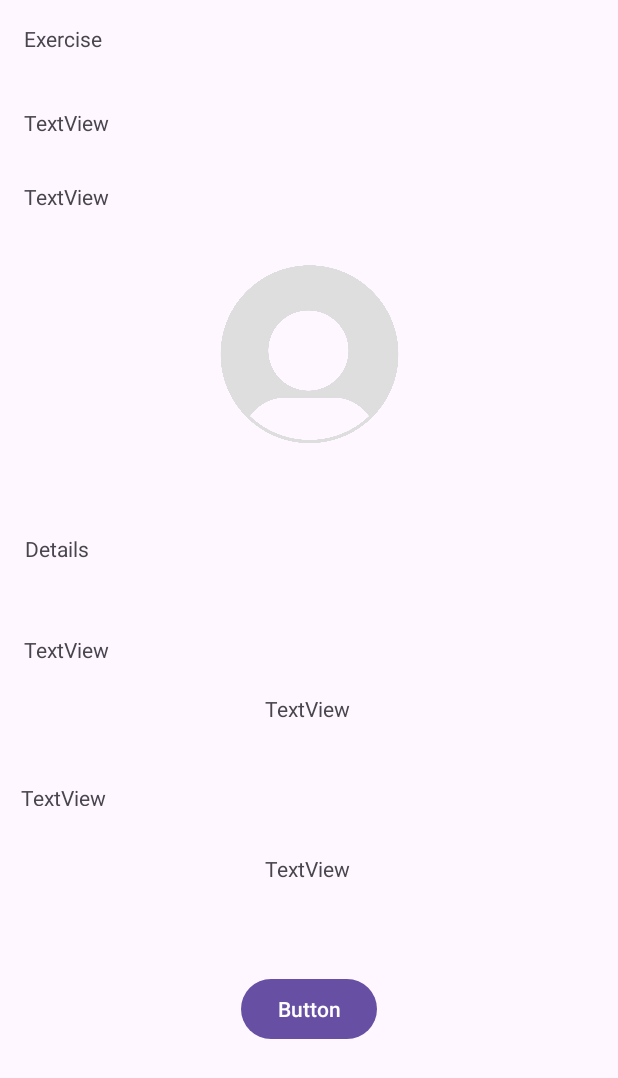
After one commit to julio12318/workout-buddy, an Android app: the HistoryDetailsActivity screen opened directly, with no data from a screen before it, on a phone screen of 412 x 824 dp. The commit adds this screen. Shown: the top 1078 px of the screen. Run offline under Robolectric (Android 15) with nearby library versions, the phone set to English and light mode, and no system bars.

Commit message:
Added more screens and added layouts

```diff
--- a/WorkoutBuddy/app/src/main/AndroidManifest.xml
+++ b/WorkoutBuddy/app/src/main/AndroidManifest.xml
@@ -13,6 +13,9 @@
         android:theme="@style/Theme.WorkoutBuddy"
         tools:targetApi="31">
         <activity
+            android:name=".HistoryDetailsActivity"
+            android:exported="false" />
+        <activity
             android:name=".MainActivity"
             android:exported="true">
             <intent-filter>
--- /dev/null
+++ b/WorkoutBuddy/app/src/main/java/com/example/workoutbuddy/HistoryDetailsActivity.kt
@@ -0,0 +1,20 @@
+package com.example.workoutbuddy
+
+import android.os.Bundle
+import androidx.activity.enableEdgeToEdge
+import androidx.appcompat.app.AppCompatActivity
+import androidx.core.view.ViewCompat
+import androidx.core.view.WindowInsetsCompat
+
+class HistoryDetailsActivity : AppCompatActivity() {
+    override fun onCreate(savedInstanceState: Bundle?) {
+        super.onCreate(savedInstanceState)
+        enableEdgeToEdge()
+        setContentView(R.layout.activity_history_details)
+        ViewCompat.setOnApplyWindowInsetsListener(findViewById(R.id.main)) { v, insets ->
+            val systemBars = insets.getInsets(WindowInsetsCompat.Type.systemBars())
+            v.setPadding(systemBars.left, systemBars.top, systemBars.right, systemBars.bottom)
+            insets
+        }
+    }
+}
--- /dev/null
+++ b/WorkoutBuddy/app/src/main/res/layout/activity_history_details.xml
@@ -0,0 +1,118 @@
+<?xml version="1.0" encoding="utf-8"?>
+<androidx.constraintlayout.widget.ConstraintLayout xmlns:android="http://schemas.android.com/apk/res/android"
+    xmlns:app="http://schemas.android.com/apk/res-auto"
+    xmlns:tools="http://schemas.android.com/tools"
+    android:id="@+id/main"
+    android:layout_width="match_parent"
+    android:layout_height="match_parent"
+    tools:context=".HistoryDetailsActivity">
+
+    <TextView
+        android:id="@+id/exercise_text"
+        android:layout_width="173dp"
+        android:layout_height="40dp"
+        android:layout_marginTop="16dp"
+        android:text="Exercise"
+        app:layout_constraintEnd_toEndOf="parent"
+        app:layout_constraintHorizontal_bias="0.067"
+        app:layout_constraintStart_toStartOf="parent"
+        app:layout_constraintTop_toTopOf="parent" />
+
+    <TextView
+        android:id="@+id/complete_text"
+        android:layout_width="95dp"
+        android:layout_height="29dp"
+        android:layout_marginTop="16dp"
+        android:text="TextView"
+        app:layout_constraintEnd_toEndOf="parent"
+        app:layout_constraintHorizontal_bias="0.05"
+        app:layout_constraintStart_toStartOf="parent"
+        app:layout_constraintTop_toBottomOf="@+id/exercise_text" />
+
+    <TextView
+        android:id="@+id/part_text"
+        android:layout_width="wrap_content"
+        android:layout_height="wrap_content"
+        android:layout_marginTop="20dp"
+        android:text="TextView"
+        app:layout_constraintEnd_toEndOf="parent"
+        app:layout_constraintHorizontal_bias="0.045"
+        app:layout_constraintStart_toStartOf="parent"
+        app:layout_constraintTop_toBottomOf="@+id/complete_text" />
+
+    <ImageView
+        android:id="@+id/exercise_image"
+        android:layout_width="123dp"
+        android:layout_height="119dp"
+        android:layout_marginTop="36dp"
+        app:layout_constraintEnd_toEndOf="parent"
+        app:layout_constraintStart_toStartOf="parent"
+        app:layout_constraintTop_toBottomOf="@+id/part_text"
+        app:srcCompat="@drawable/profile" />
+
+    <TextView
+        android:id="@+id/details_text"
+        android:layout_width="wrap_content"
+        android:layout_height="wrap_content"
+        android:layout_marginTop="60dp"
+        android:text="Details"
+        app:layout_constraintEnd_toEndOf="parent"
+        app:layout_constraintHorizontal_bias="0.045"
+        app:layout_constraintStart_toStartOf="parent"
+        app:layout_constraintTop_toBottomOf="@+id/exercise_image" />
+
+    <TextView
+        android:id="@+id/quality_text_1"
+        android:layout_width="wrap_content"
+        android:layout_height="wrap_content"
+        android:layout_marginTop="48dp"
+        android:text="TextView"
+        app:layout_constraintEnd_toEndOf="parent"
+        app:layout_constraintHorizontal_bias="0.045"
+        app:layout_constraintStart_toStartOf="parent"
+        app:layout_constraintTop_toBottomOf="@+id/details_text" />
+
+    <TextView
+        android:id="@+id/quality_text_2"
+        android:layout_width="wrap_content"
+        android:layout_height="wrap_content"
+        android:layout_marginTop="20dp"
+        android:text="TextView"
+        app:layout_constraintEnd_toEndOf="parent"
+        app:layout_constraintHorizontal_bias="0.498"
+        app:layout_constraintStart_toStartOf="parent"
+        app:layout_constraintTop_toBottomOf="@+id/quality_text_1" />
+
+    <TextView
+        android:id="@+id/time_text_1"
+        android:layout_width="60dp"
+        android:layout_height="15dp"
+        android:layout_marginTop="40dp"
+        android:text="TextView"
+        app:layout_constraintEnd_toEndOf="parent"
+        app:layout_constraintHorizontal_bias="0.039"
+        app:layout_constraintStart_toStartOf="parent"
+        app:layout_constraintTop_toBottomOf="@+id/quality_text_2" />
+
+    <TextView
+        android:id="@+id/time_text_2"
+        android:layout_width="wrap_content"
+        android:layout_height="wrap_content"
+        android:layout_marginTop="32dp"
+        android:text="TextView"
+        app:layout_constraintEnd_toEndOf="parent"
+        app:layout_constraintHorizontal_bias="0.498"
+        app:layout_constraintStart_toStartOf="parent"
+        app:layout_constraintTop_toBottomOf="@+id/time_text_1" />
+
+    <Button
+        android:id="@+id/back_button"
+        android:layout_width="wrap_content"
+        android:layout_height="wrap_content"
+        android:layout_marginTop="60dp"
+        android:text="Button"
+        app:layout_constraintEnd_toEndOf="parent"
+        app:layout_constraintStart_toStartOf="parent"
+        app:layout_constraintTop_toBottomOf="@+id/time_text_2" />
+
+</androidx.constraintlayout.widget.ConstraintLayout>
--- a/WorkoutBuddy/app/src/main/res/layout/fragment_recom.xml
+++ b/WorkoutBuddy/app/src/main/res/layout/fragment_recom.xml
@@ -5,10 +5,4 @@
     android:layout_height="match_parent"
     tools:context=".RecomFragment">
 
-    <!-- TODO: Update blank fragment layout -->
-    <TextView
-        android:layout_width="match_parent"
-        android:layout_height="match_parent"
-        android:text="@string/hello_blank_fragment" />
-
 </FrameLayout>
```
Also changed, not shown: WorkoutBuddy/app/src/main/res/layout/fragment_past_workout.xml (+29 -3 lines), WorkoutBuddy/app/src/main/res/layout/fragment_plan.xml (+29 -3 lines), WorkoutBuddy/app/src/main/res/layout/fragment_profile.xml (+64 -6 lines), WorkoutBuddy/app/src/main/res/layout/fragment_weekly_planner.xml (+13 -3 lines), WorkoutBuddy/app/src/main/res/drawable/profile.jpg (added).
